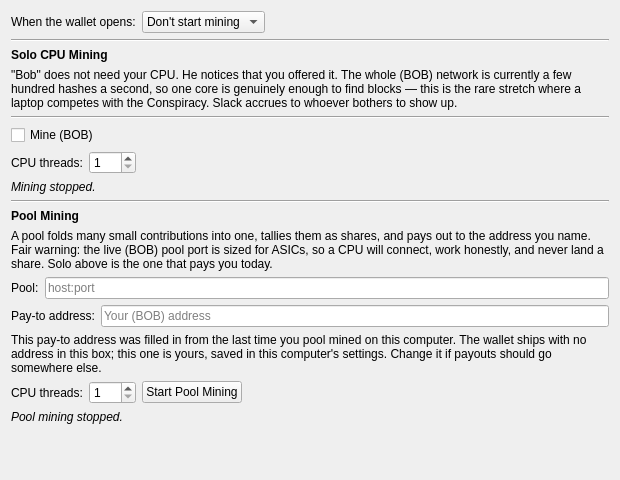
Old version of the form src/qt/forms/miningpage.ui in the repository dobbscoin/dobbscoin-source.
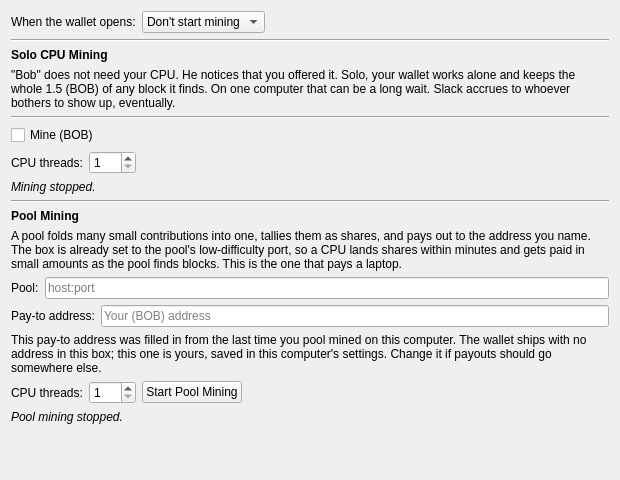
New version of the form.

Commit message:
qt: Mining tab notes now recommend pool for CPUs
The Solo note said the whole network runs at a few hundred hashes a
second, so one core finds blocks. It is near 1 MH/s now, and one core
solo can wait a long time between blocks.

The Pool note said the pool port is sized for ASICs and a CPU will never
land a share. The pool box is now prefilled with port 3033, which starts
at difficulty 16, so a CPU lands shares within minutes.

Text only. No code or behavior change.

The edit to the form file:
```diff
--- a/src/qt/forms/miningpage.ui
+++ b/src/qt/forms/miningpage.ui
@@ -83,7 +83,7 @@
    <item>
     <widget class="QLabel" name="miningHelp">
      <property name="text">
-      <string>&quot;Bob&quot; does not need your CPU. He notices that you offered it. The whole (BOB) network is currently a few hundred hashes a second, so one core is genuinely enough to find blocks — this is the rare stretch where a laptop competes with the Conspiracy. Slack accrues to whoever bothers to show up.</string>
+      <string>&quot;Bob&quot; does not need your CPU. He notices that you offered it. Solo, your wallet works alone and keeps the whole 1.5 (BOB) of any block it finds. On one computer that can be a long wait. Slack accrues to whoever bothers to show up, eventually.</string>
      </property>
      <property name="wordWrap">
       <bool>true</bool>
@@ -179,7 +179,7 @@
    <item>
     <widget class="QLabel" name="poolMiningHelp">
      <property name="text">
-      <string>A pool folds many small contributions into one, tallies them as shares, and pays out to the address you name. Fair warning: the live (BOB) pool port is sized for ASICs, so a CPU will connect, work honestly, and never land a share. Solo above is the one that pays you today.</string>
+      <string>A pool folds many small contributions into one, tallies them as shares, and pays out to the address you name. The box is already set to the pool's low-difficulty port, so a CPU lands shares within minutes and gets paid in small amounts as the pool finds blocks. This is the one that pays a laptop.</string>
      </property>
      <property name="wordWrap">
       <bool>true</bool>
```
